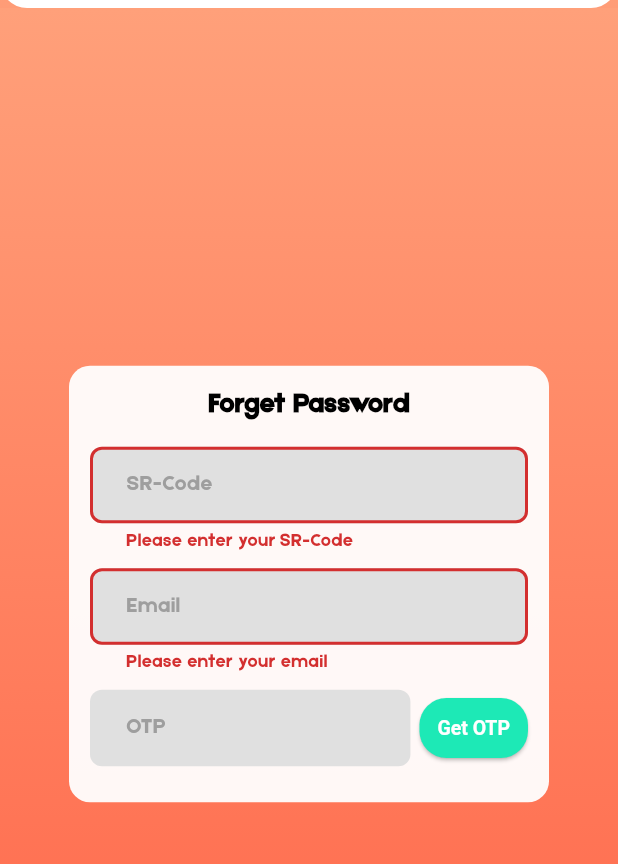
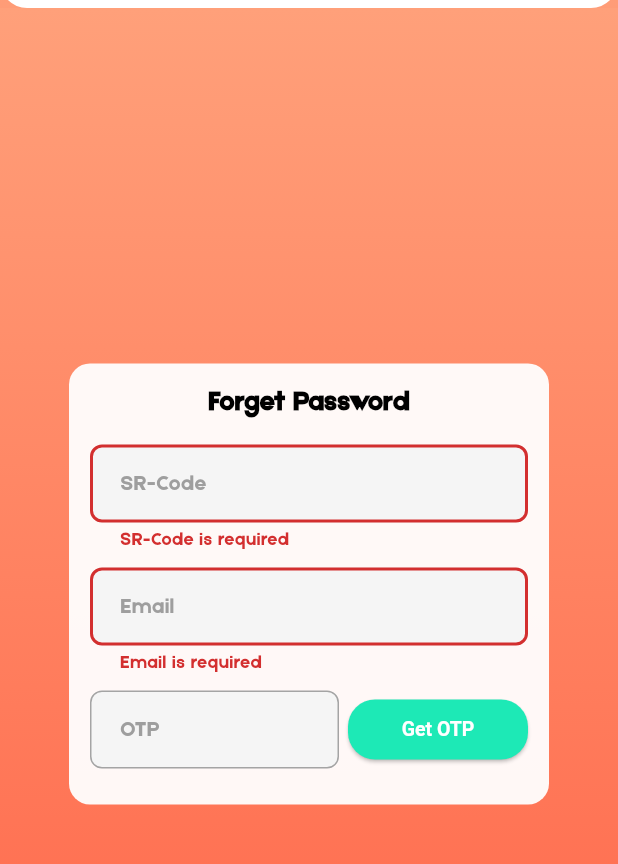
Before and after one commit to Muscovadoo/Campus-E-Ballot, a Flutter app: the ForgotPasswordScreen screen opened by its route, after a tap on "Get OTP", on a phone screen of 412 x 824 dp, the part 76-940 px from its top. Run offline on Flutter 3.47's test engine with Material 3 defaults, Android fonts, the phone set to English and light mode, and no system bars.

Commit message:
For presentation w/o verification of the multiple email

```diff
--- a/lib/screens/auth/forgot_password_screen.dart
+++ b/lib/screens/auth/forgot_password_screen.dart
@@ -5,9 +5,10 @@ import 'package:campus_ballot_voting_system/theme/app_colors.dart';
 import 'package:campus_ballot_voting_system/theme/app_text_styles.dart';
 import 'package:campus_ballot_voting_system/widgets/text_input_field.dart';
 import 'package:campus_ballot_voting_system/widgets/custom_button.dart';
-import 'package:campus_ballot_voting_system/config/app_router.dart'; // Import for navigation
+import 'package:campus_ballot_voting_system/config/app_router.dart';
 import 'package:campus_ballot_voting_system/session.dart';
-import 'package:flutter/scheduler.dart' show Ticker;
+import 'dart:async';
+import 'dart:math';
 
 class ForgotPasswordScreen extends StatefulWidget {
   const ForgotPasswordScreen({super.key});
@@ -20,8 +21,7 @@ class _ForgotPasswordScreenState extends State<ForgotPasswordScreen> {
   final _formKey = GlobalKey<FormState>();
   final TextEditingController _srCodeController = TextEditingController();
   final TextEditingController _emailController = TextEditingController();
-  final TextEditingController _otpController =
-      TextEditingController(); // Assuming OTP field will be here
+  final TextEditingController _otpController = TextEditingController();
   final TextEditingController _newPasswordController = TextEditingController();
   final TextEditingController _confirmNewPasswordController =
       TextEditingController();
@@ -32,55 +32,66 @@ class _ForgotPasswordScreenState extends State<ForgotPasswordScreen> {
   bool _obscureConfirmNewPassword = true;
   bool _isLoading = false;
   bool _otpSent = false;
+  bool _fieldsLocked = false;
+  String? _generatedOtp;
   int _otpTimer = 0;
-  late final Ticker _ticker;
-  bool _fieldsLocked = false;
-
-  @override
-  void initState() {
-    super.initState();
-    _ticker = Ticker(_onTick);
-  }
-
-  void _onTick(Duration elapsed) {
-    if (_otpTimer > 0) {
-      setState(() {
-        _otpTimer--;
-      });
-    } else {
-      _ticker.stop();
-    }
-  }
+  Timer? _timer;
+  Map<String, String?> _fieldErrors = {};
 
   @override
   void dispose() {
-    _ticker.dispose();
     _srCodeController.dispose();
     _emailController.dispose();
     _otpController.dispose();
     _newPasswordController.dispose();
     _confirmNewPasswordController.dispose();
+    _timer?.cancel();
     super.dispose();
   }
 
-  void _getOtp() async {
-    if (_formKey.currentState!.validate()) {
-      // G-Suite email validation
-      if (!_emailController.text.trim().endsWith('@g.batstate-u.edu.ph')) {
-        ScaffoldMessenger.of(context).showSnackBar(
-          SnackBar(
-            content: Text(
-              'Please use your G-Suite (@g.batstate-u.edu.ph)',
-              style: AppTextStyles.bodyMedium.copyWith(
-                color: AppColors.onPrimary,
-              ),
-            ),
-            backgroundColor: AppColors.error,
-            duration: const Duration(seconds: 3),
-          ),
-        );
+  void _startOtpTimer() {
+    setState(() => _otpTimer = 30);
+    _timer?.cancel();
+    _timer = Timer.periodic(const Duration(seconds: 1), (timer) {
+      if (_otpTimer > 0) {
+        setState(() => _otpTimer--);
+      } else {
+        timer.cancel();
+      }
+    });
+  }
+
+  bool _validateOtpFields({bool showErrors = true}) {
+    Map<String, String?> errors = {};
+    bool valid = true;
+
+    if (_srCodeController.text.trim().isEmpty) {
+      errors['srcode'] = 'SR-Code is required';
+      valid = false;
+    }
+
+    final email = _emailController.text.trim();
+    if (email.isEmpty) {
+      errors['email'] = 'Email is required';
+      valid = false;
+    } else if (email != 'demo' && !email.endsWith('@g.batstate-u.edu.ph')) {
+      errors['email'] = 'Enter a valid Gsuite (@g.batstate-u.edu.ph) or demo';
+      valid = false;
+    }
+
+    if (showErrors) {
+      setState(() {
+        _fieldErrors = errors;
+      });
+    }
+    return valid;
+  }
+
+  void _getOtp() {
+    if (!_validateOtpFields()) {
       return;
     }
+
     // Check if SR-Code and GSuite are registered
     final srCode = _srCodeController.text.trim();
     final gsuite = _emailController.text.trim();
@@ -100,60 +111,71 @@ class _ForgotPasswordScreenState extends State<ForgotPasswordScreen> {
       );
       return;
     }
+
+    // Generate random 5-digit OTP
+    final otp = (Random().nextInt(90000) + 10000).toString();
     setState(() {
-        _isLoading = true;
-      });
-      // Generate random 5-digit OTP
-      final otp =
-          (10000 +
-                  (99999 - 10000) *
-                      (DateTime.now().millisecondsSinceEpoch % 10000) ~/
-                      10000)
-              .toString();
-      sessionOtp = otp;
-      await Future.delayed(const Duration(seconds: 2));
-      setState(() {
-        _isLoading = false;
+      _generatedOtp = otp;
       _otpSent = true;
       _fieldsLocked = true;
       _otpTimer = 30;
     });
-      _ticker.start();
-      if (mounted) {
+    _startOtpTimer();
+    sessionOtp = otp;
+
     ScaffoldMessenger.of(context).showSnackBar(
       SnackBar(
         content: Text(
-              'Your OTP: $otp',
-              style: AppTextStyles.bodyMedium.copyWith(
-                color: AppColors.onPrimary,
-              ),
+          'Your OTP is: $otp',
+          style: AppTextStyles.bodyMedium.copyWith(color: AppColors.onPrimary),
         ),
         backgroundColor: AppColors.success,
         duration: const Duration(seconds: 10),
       ),
     );
   }
+
+  bool _validatePasswordFields() {
+    Map<String, String?> errors = {};
+    bool valid = true;
+
+    if (_newPasswordController.text.isEmpty) {
+      errors['newpassword'] = 'Please enter a new password';
+      valid = false;
+    } else if (_newPasswordController.text.length < 6) {
+      errors['newpassword'] = 'Password must be at least 6 characters';
+      valid = false;
     }
+
+    if (_confirmNewPasswordController.text.isEmpty) {
+      errors['confirmpassword'] = 'Please confirm your new password';
+      valid = false;
+    } else if (_confirmNewPasswordController.text !=
+        _newPasswordController.text) {
+      errors['confirmpassword'] = 'Passwords do not match';
+      valid = false;
+    }
+
+    setState(() {
+      _fieldErrors = {..._fieldErrors, ...errors};
+    });
+    return valid;
   }
 
   void _resetPassword() async {
-    if (_formKey.currentState!.validate()) {
-      // Check OTP
-      if (_otpController.text.trim() != sessionOtp) {
-        ScaffoldMessenger.of(context).showSnackBar(
-          SnackBar(
-            content: Text(
-              'Invalid OTP. Please check and try again.',
-              style: AppTextStyles.bodyMedium.copyWith(
-                color: AppColors.onPrimary,
-              ),
-            ),
-            backgroundColor: AppColors.error,
-            duration: const Duration(seconds: 3),
-          ),
-        );
+    // Check OTP first
+    if (_otpController.text.trim() != _generatedOtp) {
+      setState(() {
+        _fieldErrors['otp'] = 'Invalid OTP';
+      });
       return;
     }
+
+    // Validate password fields
+    if (!_validatePasswordFields()) {
+      return;
+    }
+
     // Check if SR-Code and GSuite match a registered user
     final srCode = _srCodeController.text.trim();
     final gsuite = _emailController.text.trim();
@@ -177,13 +199,17 @@ class _ForgotPasswordScreenState extends State<ForgotPasswordScreen> {
       );
       return;
     }
+
     setState(() {
       _isLoading = true;
     });
+
     await Future.delayed(const Duration(seconds: 2));
+
     setState(() {
       _isLoading = false;
     });
+
     if (mounted) {
       ScaffoldMessenger.of(context).showSnackBar(
         SnackBar(
@@ -200,6 +226,31 @@ class _ForgotPasswordScreenState extends State<ForgotPasswordScreen> {
       Navigator.of(context).pushReplacementNamed(AppRouter.loginRoute);
     }
   }
+
+  InputDecoration _inputDecoration(String hint, String fieldKey) {
+    return InputDecoration(
+      hintText: hint,
+      errorText: _fieldErrors[fieldKey],
+      border: OutlineInputBorder(
+        borderRadius: BorderRadius.circular(8),
+        borderSide: BorderSide(
+          color: _fieldErrors[fieldKey] != null ? Colors.red : Colors.grey,
+        ),
+      ),
+      enabledBorder: OutlineInputBorder(
+        borderRadius: BorderRadius.circular(8),
+        borderSide: BorderSide(
+          color: _fieldErrors[fieldKey] != null ? Colors.red : Colors.grey,
+        ),
+      ),
+      focusedBorder: OutlineInputBorder(
+        borderRadius: BorderRadius.circular(8),
+        borderSide: BorderSide(
+          color: _fieldErrors[fieldKey] != null ? Colors.red : AppColors.accent,
+        ),
+      ),
+      contentPadding: const EdgeInsets.symmetric(horizontal: 16, vertical: 14),
+    );
   }
 
   @override
@@ -283,74 +334,41 @@ class _ForgotPasswordScreenState extends State<ForgotPasswordScreen> {
                           ),
                         ),
                         const SizedBox(height: 14),
-                        TextInputField(
+                        TextFormField(
                           controller: _srCodeController,
-                          hintText: 'SR-Code',
-                          keyboardType: TextInputType.number,
-                          validator: (value) {
-                            if (value == null || value.isEmpty) {
-                              return 'Please enter your SR-Code';
-                            }
-                            return null;
-                          },
-                          readOnly: _fieldsLocked,
                           enabled: !_fieldsLocked,
+                          decoration: _inputDecoration('SR-Code', 'srcode'),
                         ),
                         const SizedBox(height: 10),
-                        TextInputField(
+                        TextFormField(
                           controller: _emailController,
-                          hintText: 'Email',
+                          enabled: !_fieldsLocked,
                           keyboardType: TextInputType.emailAddress,
-                          validator: (value) {
-                            if (value == null || value.isEmpty) {
-                              return 'Please enter your email';
-                            }
-                            if (!RegExp(
-                              r'^[^@]+@[^@]+\.[^@]+',
-                            ).hasMatch(value)) {
-                              return 'Enter a valid email address';
-                            }
-                            return null;
-                          },
-                          readOnly: _fieldsLocked,
-                          enabled: !_fieldsLocked,
+                          decoration: _inputDecoration('Email', 'email'),
                         ),
                         const SizedBox(height: 10),
                         Row(
-                          crossAxisAlignment: CrossAxisAlignment.center,
                           children: [
                             Expanded(
-                              child: TextInputField(
+                              child: TextFormField(
                                 controller: _otpController,
-                                hintText: 'OTP',
+                                enabled: _otpSent,
+                                maxLength: 5,
                                 keyboardType: TextInputType.number,
-                                validator: (value) {
-                                  if (!_otpSent) {
-                                    return null;
-                                  }
-                                  if (value == null || value.isEmpty) {
-                                    return 'Please enter the OTP';
-                                  }
-                                  return null;
-                                },
-                                readOnly: !_otpSent,
-                                enabled: _otpSent,
+                                decoration: _inputDecoration(
+                                  'OTP',
+                                  'otp',
+                                ).copyWith(counterText: ''),
                               ),
                             ),
                             const SizedBox(width: 6),
-                            Column(
-                              mainAxisAlignment: MainAxisAlignment.center,
-                              children: [
-                                ElevatedButton(
-                                  onPressed: (_otpTimer == 0 && !_isLoading)
-                                      ? _getOtp
-                                      : null,
+                            SizedBox(
+                              width: 120,
+                              child: ElevatedButton(
+                                onPressed: _otpTimer == 0 ? _getOtp : null,
                                 style: ElevatedButton.styleFrom(
-                                    backgroundColor:
-                                        (_otpTimer == 0 && !_isLoading)
-                                        ? AppColors.accent
-                                        : Colors.grey,
-                                    foregroundColor: AppColors.onPrimary,
+                                  backgroundColor: AppColors.accent,
+                                  foregroundColor: Colors.white,
                                   padding: const EdgeInsets.symmetric(
                                     horizontal: 12,
                                     vertical: 10,
@@ -363,87 +381,58 @@ class _ForgotPasswordScreenState extends State<ForgotPasswordScreen> {
                                     borderRadius: BorderRadius.circular(18),
                                   ),
                                 ),
-                                  child: Text(
-                                    _otpTimer == 0
-                                        ? (_otpSent ? 'Resend OTP' : 'Get OTP')
-                                        : 'Resend OTP',
+                                child: _otpTimer > 0
+                                    ? Text('Resend (${_otpTimer}s)')
+                                    : Text(_otpSent ? 'Resend OTP' : 'Get OTP'),
                               ),
-                                ),
-                                if (_otpTimer > 0)
-                                  Padding(
-                                    padding: const EdgeInsets.only(top: 2.0),
-                                    child: Text(
-                                      '${_otpTimer}s',
-                                      style: const TextStyle(
-                                        fontSize: 12,
-                                        color: Colors.red,
-                                        fontWeight: FontWeight.bold,
-                                      ),
-                                    ),
-                                  ),
-                              ],
                             ),
                           ],
                         ),
                         const SizedBox(height: 10),
                         if (_otpSent) ...[
-                          TextInputField(
+                          TextFormField(
                             controller: _newPasswordController,
-                            hintText: 'New Password',
                             obscureText: _obscureNewPassword,
-                            validator: (value) {
-                              if (value == null || value.isEmpty) {
-                                return 'Please enter a new password';
-                              }
-                              if (value.length < 6) {
-                                return 'Password must be at least 6 characters';
-                              }
-                              return null;
-                            },
+                            decoration:
+                                _inputDecoration(
+                                  'New Password',
+                                  'newpassword',
+                                ).copyWith(
                                   suffixIcon: IconButton(
                                     icon: Icon(
                                       _obscureNewPassword
                                           ? Icons.visibility_off
                                           : Icons.visibility,
-                                color:
-                                    _formKey.currentState != null &&
-                                        !_formKey.currentState!.validate() &&
-                                        _newPasswordController.text.isNotEmpty
+                                      color: _fieldErrors['newpassword'] != null
                                           ? AppColors.error
                                           : Colors.black,
                                     ),
                                     onPressed: () {
                                       setState(() {
-                                  _obscureNewPassword = !_obscureNewPassword;
+                                        _obscureNewPassword =
+                                            !_obscureNewPassword;
                                       });
                                     },
                                   ),
                                 ),
+                          ),
                           const SizedBox(height: 10),
-                          TextInputField(
+                          TextFormField(
                             controller: _confirmNewPasswordController,
-                            hintText: 'Confirm New Password',
                             obscureText: _obscureConfirmNewPassword,
-                            validator: (value) {
-                              if (value == null || value.isEmpty) {
-                                return 'Please confirm your new password';
-                              }
-                              if (value != _newPasswordController.text) {
-                                return 'Passwords do not match';
-                              }
-                              return null;
-                            },
+                            decoration:
+                                _inputDecoration(
+                                  'Confirm New Password',
+                                  'confirmpassword',
+                                ).copyWith(
                                   suffixIcon: IconButton(
                                     icon: Icon(
                                       _obscureConfirmNewPassword
                                           ? Icons.visibility_off
                                           : Icons.visibility,
                                       color:
-                                    _formKey.currentState != null &&
-                                        !_formKey.currentState!.validate() &&
-                                        _confirmNewPasswordController
-                                            .text
-                                            .isNotEmpty
+                                          _fieldErrors['confirmpassword'] !=
+                                              null
                                           ? AppColors.error
                                           : Colors.black,
                                     ),
@@ -453,6 +442,7 @@ class _ForgotPasswordScreenState extends State<ForgotPasswordScreen> {
                                             !_obscureConfirmNewPassword;
                                       });
                                     },
+                                  ),
                                 ),
                           ),
                           const SizedBox(height: 16),
```
Also changed, not shown: lib/screens/auth/signup_screen.dart (+5 -4 lines), lib/screens/election/candidate_viewer_screen.dart (+87 -53 lines), lib/screens/settings/reset_password_screen.dart (+62 -15 lines). Lines whose indentation alone changed are shown as unchanged.
